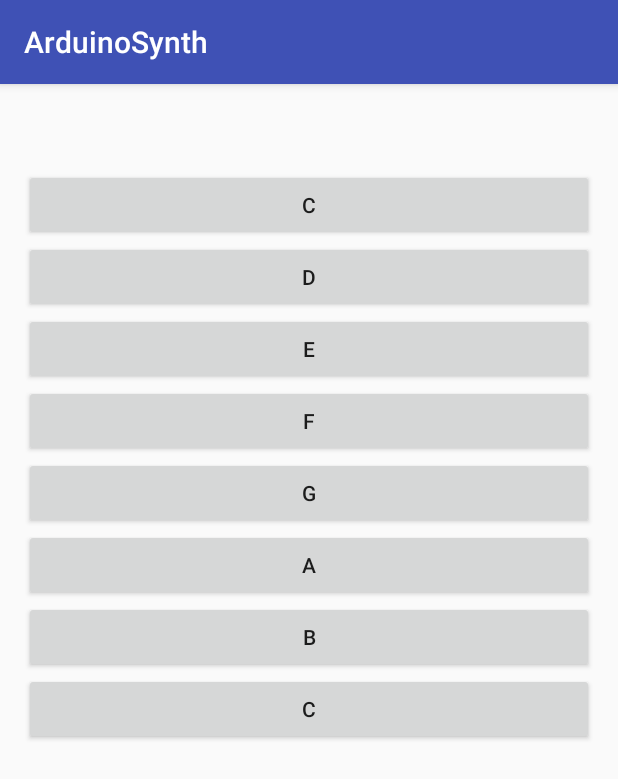
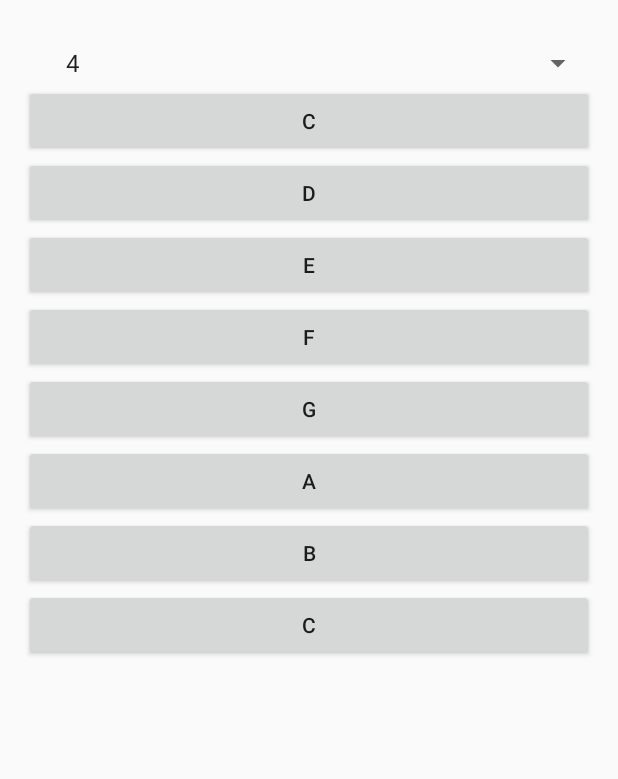
Before and after one commit to joeworsh/arduino_synth_android, an Android app: the SynthActivity screen opened directly, with no data from a screen before it, after a tap on an icon or button, on a phone screen of 412 x 824 dp. Shown: the top 779 px of the screen. Run offline under Robolectric (Android 15) with nearby library versions, the phone set to English and light mode, and no system bars; 2 statements that could not run were skipped.

Commit message:
Added control with the octave package over the ArduinoSynth board

```diff
--- a/app/src/main/java/com/worsham/arduinosynth/SynthActivity.java
+++ b/app/src/main/java/com/worsham/arduinosynth/SynthActivity.java
@@ -1,9 +1,12 @@
 package com.worsham.arduinosynth;
 
+import android.app.Activity;
 import android.content.Intent;
-import android.support.v7.app.AppCompatActivity;
 import android.os.Bundle;
 import android.view.View;
+import android.widget.AdapterView;
+import android.widget.ArrayAdapter;
+import android.widget.Spinner;
 import android.widget.TextView;
 
 import com.worsham.arduinosynth.bluetooth.BluetoothLeUart;
@@ -12,7 +15,7 @@ import com.worsham.arduinosynth.bluetooth.BluetoothLeUart;
  * Android activity to send Bluetooth UART synthesizer packets
  * to a Bluetooth Arduino Synthesizer.
  */
-public class SynthActivity extends AppCompatActivity
+public class SynthActivity extends Activity implements AdapterView.OnItemSelectedListener
 {
     private final static String TAG = SynthActivity.class.getSimpleName();
 
@@ -45,6 +48,15 @@ public class SynthActivity extends AppCompatActivity
 
         // put the name of the device into activity
         ((TextView) findViewById(R.id.device_name_view)).setText(deviceName);
+
+        // load the available octaves into the device
+        Spinner spinner = (Spinner) findViewById(R.id.octave_spinner);
+        ArrayAdapter<CharSequence> adapter = ArrayAdapter.createFromResource(this,
+                R.array.octave_spinner, android.R.layout.simple_spinner_item);
+        adapter.setDropDownViewResource(android.R.layout.simple_spinner_dropdown_item);
+        spinner.setAdapter(adapter);
+        spinner.setSelection(4);
+        spinner.setOnItemSelectedListener(this);
     }
 
     /**
@@ -86,6 +98,30 @@ public class SynthActivity extends AppCompatActivity
     }
 
     /**
+     * When an item in the octave spinner is selected, set the octave on the BT device.
+     * @param parent
+     * @param view
+     * @param pos
+     * @param id
+     */
+    public void onItemSelected(AdapterView<?> parent, View view,
+                               int pos, long id) {
+        // An item was selected. You can retrieve the selected item using
+        // parent.getItemAtPosition(pos)
+        String octaveStr = (String) parent.getItemAtPosition(pos);
+        byte newOctave = Byte.parseByte(octaveStr);
+        transmitOctave(newOctave);
+    }
+
+    /**
+     * Respond to nothing be selected in the spinner.
+     * @param parent
+     */
+    public void onNothingSelected(AdapterView<?> parent) {
+        // do nothing
+    }
+
+    /**
      * Called to the playtone of the associated button that has been clicked.
      * @param view the clicked view item
      */
@@ -109,14 +145,45 @@ public class SynthActivity extends AppCompatActivity
         buffer[2] = note;
 
         // the last byte in the packet is the checksum
-        byte xsum = 0;
-        for(int i = 0; i < buffer.length - 1; i++)
-            xsum += buffer[i];
-        xsum = (byte) ~xsum;
-        buffer[3] = xsum;
+        computeChecksum(buffer, 3);
 
         // send the packet to the UART connection
         uart.send(buffer);
+    }
+
+    /**
+     * Transmit the specified octave in a byte message to the BT device.
+     * @param octave the new octave of the synth
+     */
+    private void transmitOctave(byte octave)
+    {
+        // encode the packet with the octave
+        byte[] buffer = new byte[4];
+        buffer[0] = '!';
+        buffer[1] = 'O';
+        buffer[2] = octave;
+
+        // the last byte in the packet is the checksum
+        computeChecksum(buffer, 3);
+
+        // send the packet to the UART connection
+        uart.send(buffer);
+    }
+
+    /**
+     * Compute the checksum of the buffer up to the specified position
+     * and then put the checksum in the checksum position.
+     * @param buffer the buffer to compute
+     * @param checksumPosition the position of the checksum in the buffer
+     */
+    private void computeChecksum(byte[] buffer, int checksumPosition)
+    {
+        // the last byte in the packet is the checksum
+        byte xsum = 0;
+        for(int i = 0; i < checksumPosition; i++)
+            xsum += buffer[i];
+        xsum = (byte) ~xsum;
+        buffer[checksumPosition] = xsum;
     }
 
     /**
--- a/app/src/main/res/layout/activity_synth.xml
+++ b/app/src/main/res/layout/activity_synth.xml
@@ -15,12 +15,28 @@
         android:layout_height="match_parent"
         android:orientation="vertical">
 
-        <TextView
-            android:id="@+id/device_name_view"
+        <LinearLayout
             android:layout_width="match_parent"
             android:layout_height="wrap_content"
-            android:text="Device"
-            android:textSize="30sp"/>
+            android:orientation="horizontal">
+
+            <TextView
+                android:id="@+id/device_name_view"
+                android:layout_width="wrap_content"
+                android:layout_height="wrap_content"
+                android:text="Device"
+                android:textSize="30sp"/>
+
+            <Space
+                android:layout_width="20dp"
+                android:layout_height="wrap_content" />
+
+            <Spinner
+                android:id="@+id/octave_spinner"
+                android:layout_width="match_parent"
+                android:layout_height="wrap_content"></Spinner>
+
+        </LinearLayout>
 
         <Button
             android:id="@+id/middle_c_tone"
--- a/app/src/main/res/values/strings.xml
+++ b/app/src/main/res/values/strings.xml
@@ -17,4 +17,16 @@
     <string name="label_data">Data</string>
     <string name="menu_connect">Connect</string>
     <string name="menu_disconnect">Disconnect</string>
+
+    <string-array name="octave_spinner">
+        <item>0</item>
+        <item>1</item>
+        <item>2</item>
+        <item>3</item>
+        <item>4</item>
+        <item>5</item>
+        <item>6</item>
+        <item>7</item>
+        <item>8</item>
+    </string-array>
 </resources>
```
